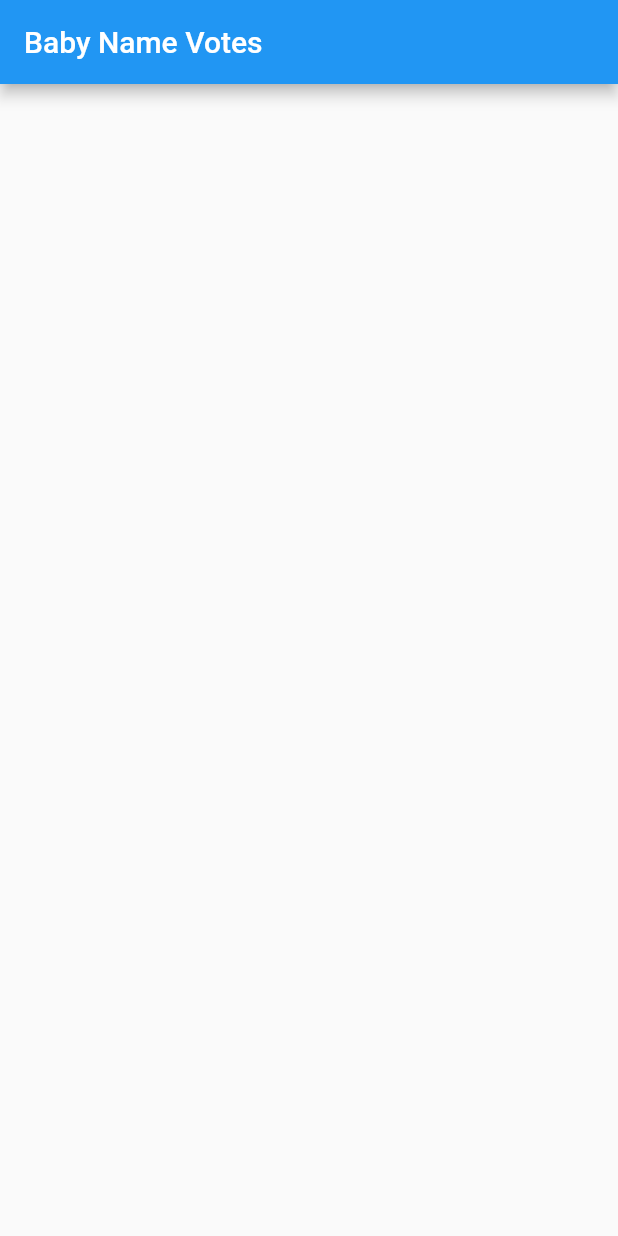
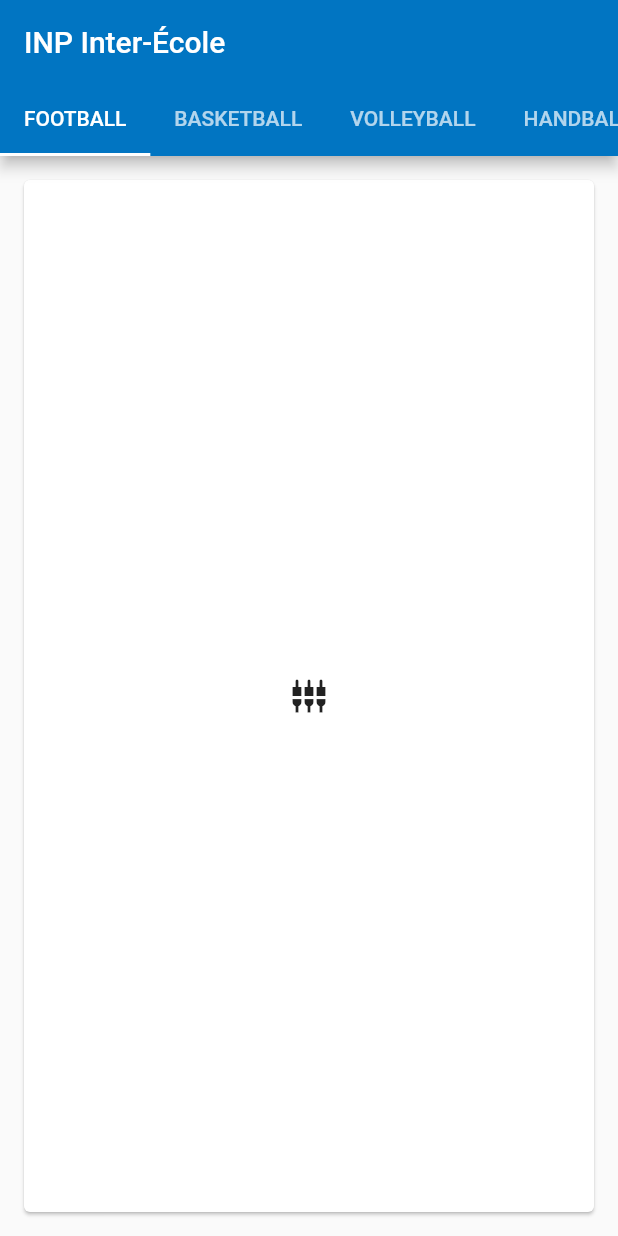
Before and after one commit to inovajestic/inp-interecole-app, a Flutter app: the screen it shows after launch, on a phone screen of 412 x 824 dp. Run offline on Flutter 3.47's test engine with Material 2 defaults, Android fonts, the phone set to English and light mode, and no system bars; our stand-ins replace rxdart.

Commit message:
setting up tab navigation

```diff
--- /dev/null
+++ b/lib/interecole.dart
@@ -0,0 +1,3 @@
+export 'package:inp_interecole/localizations/localization.dart';
+export 'package:inp_interecole/keys.dart';
+export 'package:inp_interecole/theme.dart';
--- /dev/null
+++ b/lib/keys.dart
@@ -0,0 +1,8 @@
+import 'package:flutter/widgets.dart';
+
+class ArchSampleKeys {
+
+  // Home Screens
+  static final homeScreen = const Key('__homeScreen__');
+
+}
--- /dev/null
+++ b/lib/localization.dart
@@ -0,0 +1,28 @@
+import 'dart:async';
+import 'package:flutter/material.dart';
+import 'package:flutter/widgets.dart';
+import 'package:intl/intl.dart';
+import 'package:rxdart/rxdart.dart';
+
+
+class BlocLocalizations {
+  static BlocLocalizations of(BuildContext context) {
+    return Localizations.of<BlocLocalizations>(context, BlocLocalizations);
+  }
+
+  String get appTitle => "INP Inter-École";
+}
+
+class InheritedWidgetLocalizationsDelegate
+    extends LocalizationsDelegate<BlocLocalizations> {
+  @override
+  Future<BlocLocalizations> load(Locale locale) =>
+      Future(() => BlocLocalizations());
+
+  @override
+  bool shouldReload(InheritedWidgetLocalizationsDelegate old) => false;
+
+  @override
+  bool isSupported(Locale locale) =>
+      locale.languageCode.toLowerCase().contains("en");
+}
--- /dev/null
+++ b/lib/localizations/intl_messages.arb
@@ -0,0 +1,6 @@
+{
+  "@@last_modified": "2019-01-25T07:56:42.241708",
+  "@@locale": "en_US",
+  "@@locale": "fr",
+  "@@locale": "en"
+}
--- /dev/null
+++ b/lib/localizations/localization.dart
@@ -0,0 +1,65 @@
+import 'dart:async';
+import 'package:flutter/material.dart';
+
+import 'package:flutter/widgets.dart';
+import 'package:inp_interecole/localizations/messages_all.dart';
+import 'package:intl/intl.dart';
+
+class ArchSampleLocalizations {
+  ArchSampleLocalizations(this.locale);
+
+  final Locale locale;
+
+  static Future<ArchSampleLocalizations> load(Locale locale) {
+    return initializeMessages(locale.toString()).then((_) {
+      return ArchSampleLocalizations(locale);
+    });
+  }
+
+  static ArchSampleLocalizations of(BuildContext context) {
+    return Localizations.of<ArchSampleLocalizations>(
+        context, ArchSampleLocalizations);
+  }
+
+  String get football => Intl.message(
+    'football',
+    name: 'football',
+    args: [],
+    locale: locale.toString(),
+  );
+
+  String get basketball => Intl.message(
+    'basketball',
+    name: 'basketball',
+    args: [],
+    locale: locale.toString(),
+  );
+
+  String get volleyball => Intl.message(
+    'volleyball',
+    name: 'volleyball',
+    args: [],
+    locale: locale.toString(),
+  );
+
+  String get handball => Intl.message(
+    'handball',
+    name: 'handball',
+    args: [],
+    locale: locale.toString(),
+  );
+}
+
+class ArchSampleLocalizationsDelegate
+    extends LocalizationsDelegate<ArchSampleLocalizations> {
+  @override
+  Future<ArchSampleLocalizations> load(Locale locale) =>
+      ArchSampleLocalizations.load(locale);
+
+  @override
+  bool shouldReload(ArchSampleLocalizationsDelegate old) => false;
+
+  @override
+  bool isSupported(Locale locale) =>
+      locale.languageCode.toLowerCase().contains("en");
+}
--- a/lib/main.dart
+++ b/lib/main.dart
@@ -1,102 +1,23 @@
-import 'package:cloud_firestore/cloud_firestore.dart';
 import 'package:flutter/material.dart';
+import 'package:inp_interecole/localization.dart';
+import 'package:inp_interecole/ui/home_screen.dart';
+import 'package:inp_interecole/routes.dart';
+import 'package:inp_interecole/localization.dart';
+import 'package:inp_interecole/interecole.dart';
 
-void main() => runApp(MyApp());
 
-final dummySnapshot = [
-  {"name": "Filip", "votes": 15},
-  {"name": "Abraham", "votes": 14},
-  {"name": "Richard", "votes": 11},
-  {"name": "Ike", "votes": 10},
-  {"name": "Justin", "votes": 1},
-];
-
-class MyApp extends StatelessWidget {
-  @override
-  Widget build(BuildContext context) {
-    return MaterialApp(
-      title: 'Baby Names',
-      home: MyHomePage(),
-    );
-  }
+void main() {
+  runApp(MaterialApp(
+    title: BlocLocalizations().appTitle,
+    theme: ArchSampleTheme.theme,
+    localizationsDelegates: [
+      ArchSampleLocalizationsDelegate(),
+      InheritedWidgetLocalizationsDelegate(),
+    ],
+    routes: {
+      ArchSampleRoutes.home: (context) {
+        return HomeScreen();
+      },
+    },
+  ));
 }
-
-class MyHomePage extends StatefulWidget {
-  @override
-  _MyHomePageState createState() {
-    return _MyHomePageState();
-  }
-}
-
-class _MyHomePageState extends State<MyHomePage> {
-  @override
-  Widget build(BuildContext context) {
-    return Scaffold(
-      appBar: AppBar(title: Text('Baby Name Votes')),
-      body: _buildBody(context),
-    );
-  }
-
-  Widget _buildBody(BuildContext context) {
-    // TODO: get actual snapshot from Cloud Firestore
-    return StreamBuilder<QuerySnapshot>(
-      stream: Firestore.instance.collection('baby').snapshots(),
-      builder: (context, snapshot) {
-        if (!snapshot.hasData) return LinearProgressIndicator();
-
-        return _buildList(context, snapshot.data.documents);
-      },
-    );
-  }
-
-  Widget _buildList(BuildContext context, List<DocumentSnapshot> snapshot) {
-    return ListView(
-      padding: const EdgeInsets.only(top: 20.0),
-      children: snapshot.map((data) => _buildListItem(context, data)).toList(),
-    );
-  }
-
-  Widget _buildListItem(BuildContext context, DocumentSnapshot data) {
-    final record = Record.fromSnapshot(data);
-
-    return Padding(
-      key: ValueKey(record.name),
-      padding: const EdgeInsets.symmetric(horizontal: 16.0, vertical: 8.0),
-      child: Container(
-        decoration: BoxDecoration(
-          border: Border.all(color: Colors.grey),
-          borderRadius: BorderRadius.circular(5.0),
-        ),
-        child: ListTile(
-          title: Text(record.name),
-          trailing: Text(record.votes.toString()),
-          onTap: () => Firestore.instance.runTransaction((transaction) async {
-            final freshSnapshot = await transaction.get(record.reference);
-            final fresh = Record.fromSnapshot(freshSnapshot);
-
-            await transaction
-                .update(record.reference, {'votes': fresh.votes + 1});
-          }),
-        ),
-      ),
-    );
-  }
-}
-
-class Record {
-  final String name;
-  final int votes;
-  final DocumentReference reference;
-
-  Record.fromMap(Map<String, dynamic> map, {this.reference})
-      : assert(map['name'] != null),
-        assert(map['votes'] != null),
-        name = map['name'],
-        votes = map['votes'];
-
-  Record.fromSnapshot(DocumentSnapshot snapshot)
-      : this.fromMap(snapshot.data, reference: snapshot.reference);
-
-  @override
-  String toString() => "Record<$name:$votes>";
-}
--- /dev/null
+++ b/lib/routes.dart
@@ -0,0 +1,3 @@
+class ArchSampleRoutes {
+  static final home = "/";
+}
--- /dev/null
+++ b/lib/ui/home_screen.dart
@@ -0,0 +1,143 @@
+import 'package:flutter/material.dart';
+import 'dart:async';
+import 'package:meta/meta.dart';
+import 'package:inp_interecole/theme.dart';
+import 'package:rxdart/rxdart.dart';
+import 'package:inp_interecole/keys.dart';
+import 'package:inp_interecole/interecole.dart';
+import 'package:inp_interecole/localization.dart';
+
+enum TabsDemoStyle {
+  iconsAndText,
+  iconsOnly,
+  textOnly
+}
+
+class _Page {
+  const _Page({this.text});
+  final String text;
+}
+
+//TODO: use localization instead
+List<_Page> _allPages = <_Page>[
+  _Page(text: 'FOOTBALL'),
+  _Page(text: 'BASKETBALL'),
+  _Page(text: 'VOLLEYBALL'),
+  _Page(text: 'HANDBALL')
+];
+
+class HomeScreen extends StatefulWidget {
+  HomeScreen({Key key}) : super(key: key ?? ArchSampleKeys.homeScreen);
+
+  @override
+  State<StatefulWidget> createState() {
+    return HomeScreenState();
+  }
+}
+
+class HomeScreenState extends State<HomeScreen>
+    with SingleTickerProviderStateMixin {
+  TabController _controller;
+  TabsDemoStyle _demoStyle = TabsDemoStyle.textOnly;
+  bool _customIndicator = false;
+
+  @override
+  void initState() {
+    super.initState();
+    _controller = TabController(vsync: this, length: _allPages.length);
+  }
+
+  @override
+  void dispose() {
+    _controller.dispose();
+    super.dispose();
+  }
+
+  Decoration getIndicator() {
+    if (!_customIndicator)
+      return const UnderlineTabIndicator();
+
+    switch(_demoStyle) {
+      case TabsDemoStyle.iconsAndText:
+        return ShapeDecoration(
+          shape: const RoundedRectangleBorder(
+            borderRadius: BorderRadius.all(Radius.circular(4.0)),
+            side: BorderSide(
+              color: Colors.white24,
+              width: 2.0,
+            ),
+          ) + const RoundedRectangleBorder(
+            borderRadius: BorderRadius.all(Radius.circular(4.0)),
+            side: BorderSide(
+              color: Colors.transparent,
+              width: 4.0,
+            ),
+          ),
+        );
+
+      case TabsDemoStyle.iconsOnly:
+        return ShapeDecoration(
+          shape: const CircleBorder(
+            side: BorderSide(
+              color: Colors.white24,
+              width: 4.0,
+            ),
+          ) + const CircleBorder(
+            side: BorderSide(
+              color: Colors.transparent,
+              width: 4.0,
+            ),
+          ),
+        );
+
+      case TabsDemoStyle.textOnly:
+        return ShapeDecoration(
+          shape: const StadiumBorder(
+            side: BorderSide(
+              color: Colors.white24,
+              width: 2.0,
+            ),
+          ) + const StadiumBorder(
+            side: BorderSide(
+              color: Colors.transparent,
+              width: 4.0,
+            ),
+          ),
+        );
+    }
+    return null;
+  }
+
+  @override
+  Widget build(BuildContext context) {
+    return Scaffold(
+      appBar: AppBar(
+        title: Text(BlocLocalizations.of(context).appTitle),
+        bottom: TabBar(
+          controller: _controller,
+          isScrollable: true,
+          indicator: getIndicator(),
+          tabs: _allPages.map<Tab>((_Page page) {
+            return Tab(text: page.text);
+          }).toList(),
+        ),
+      ),
+      body: TabBarView(
+          controller: _controller,
+          children: _allPages.map<Widget>((_Page page) {
+            return SafeArea(
+              top: false,
+              bottom: false,
+              child: Container(
+                padding: const EdgeInsets.all(12.0),
+                child: Card(
+                  child: Center(
+                    child: Icon(Icons.settings_input_component),
+                  ),
+                ),
+              ),
+            );
+          }).toList()),
+    );
+  }
+}
--- a/pubspec.yaml
+++ b/pubspec.yaml
@@ -18,6 +18,9 @@ dependencies:
   firebase_core:
   firebase_analytics:
   cloud_firestore: ^0.8.2
+  rxdart: 0.18.0
+  intl: ^0.15.4
+  path_provider: ^0.4.1
 
   # The following adds the Cupertino Icons font to your application.
   # Use with the CupertinoIcons class for iOS style icons.
@@ -26,6 +29,9 @@ dependencies:
 dev_dependencies:
   flutter_test:
     sdk: flutter
+  mockito: ^3.0.0
+  test: ^1.3.0
+  intl_translation:
 
 
 # For information on the generic Dart part of this file, see the
```
Also changed, not shown: lib/localizations/messages_all.dart (added, +61 -0 lines), lib/localizations/messages_en.dart (added, +25 -0 lines), lib/localizations/messages_messages.dart (added, +25 -0 lines), lib/theme.dart (added, +25 -0 lines), 1 other file.
